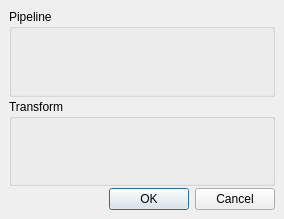
flegac/piaf-edit, file resources/ui/view_config.ui: the form before one commit.
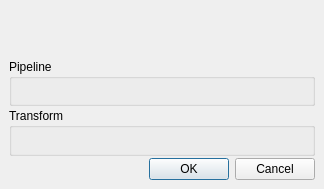
The form after the commit. Custom widgets are drawn as their Qt base class.

The edit to the form file:
```diff
--- a/resources/ui/view_config.ui
+++ b/resources/ui/view_config.ui
@@ -6,8 +6,8 @@
          <rect>
              <x>0</x>
              <y>0</y>
-             <width>284</width>
-             <height>219</height>
+             <width>324</width>
+             <height>189</height>
          </rect>
      </property>
      <property name="windowTitle">
@@ -29,7 +29,7 @@
          <property name="spacing">
              <number>2</number>
          </property>
-         <item row="2" column="0">
+         <item row="3" column="0">
              <widget class="QDialogButtonBox" name="buttonBox">
                  <property name="orientation">
                      <enum>Qt::Horizontal</enum>
@@ -39,34 +39,7 @@
                  </property>
              </widget>
          </item>
-         <item row="0" column="0">
-             <widget class="QGroupBox" name="pipelineGroupBox">
-                 <property name="title">
-                     <string>Pipeline</string>
-                 </property>
-                 <layout class="QVBoxLayout" name="verticalLayout">
-                     <property name="spacing">
-                         <number>0</number>
-                     </property>
-                     <property name="leftMargin">
-                         <number>0</number>
-                     </property>
-                     <property name="topMargin">
-                         <number>0</number>
-                     </property>
-                     <property name="rightMargin">
-                         <number>0</number>
-                     </property>
-                     <property name="bottomMargin">
-                         <number>0</number>
-                     </property>
-                     <item>
-                         <widget class="PipelinePanel" name="pipelinePanel" native="true"/>
-                     </item>
-                 </layout>
-             </widget>
-         </item>
-         <item row="1" column="0">
+         <item row="2" column="0">
              <widget class="QGroupBox" name="transformGroupBox">
                  <property name="title">
                      <string>Transform</string>
@@ -93,6 +66,87 @@
                  </layout>
              </widget>
          </item>
+         <item row="1" column="0">
+             <widget class="QGroupBox" name="pipelineGroupBox">
+                 <property name="title">
+                     <string>Pipeline</string>
+                 </property>
+                 <layout class="QVBoxLayout" name="verticalLayout">
+                     <property name="spacing">
+                         <number>0</number>
+                     </property>
+                     <property name="leftMargin">
+                         <number>0</number>
+                     </property>
+                     <property name="topMargin">
+                         <number>0</number>
+                     </property>
+                     <property name="rightMargin">
+                         <number>0</number>
+                     </property>
+                     <property name="bottomMargin">
+                         <number>0</number>
+                     </property>
+                     <item>
+                         <widget class="PipelinePanel" name="pipelinePanel" native="true"/>
+                     </item>
+                 </layout>
+             </widget>
+         </item>
+         <item row="0" column="0">
+             <widget class="QWidget" name="widget" native="true">
+                 <layout class="QHBoxLayout" name="horizontalLayout">
+                     <property name="spacing">
+                         <number>0</number>
+                     </property>
+                     <property name="leftMargin">
+                         <number>0</number>
+                     </property>
+                     <property name="topMargin">
+                         <number>0</number>
+                     </property>
+                     <property name="rightMargin">
+                         <number>0</number>
+                     </property>
+                     <property name="bottomMargin">
+                         <number>0</number>
+                     </property>
+                     <item>
+                         <spacer name="horizontalSpacer">
+                             <property name="orientation">
+                                 <enum>Qt::Horizontal</enum>
+                             </property>
+                             <property name="sizeHint" stdset="0">
+                                 <size>
+                                     <width>40</width>
+                                     <height>20</height>
+                                 </size>
+                             </property>
+                         </spacer>
+                     </item>
+                     <item>
+                         <widget class="QLabel" name="nameLabel">
+                             <property name="text">
+                                 <string>&lt;name&gt;</string>
+                             </property>
+                         </widget>
+                     </item>
+                     <item>
+                         <spacer name="horizontalSpacer_2">
+                             <property name="orientation">
+                                 <enum>Qt::Horizontal</enum>
+                             </property>
+                             <property name="sizeHint" stdset="0">
+                                 <size>
+                                     <width>40</width>
+                                     <height>20</height>
+                                 </size>
+                             </property>
+                         </spacer>
+                     </item>
+                 </layout>
+             </widget>
+         </item>
      </layout>
  </widget>
     <customwidgets>
```
